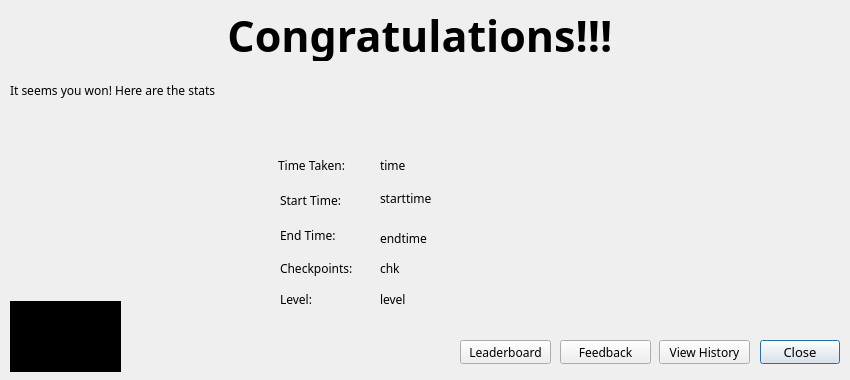
Before: the Qt Designer form wikiLYNX/ui/congrats.ui in flamboyantpenguin/wikilynx, drawn with Qt 5.
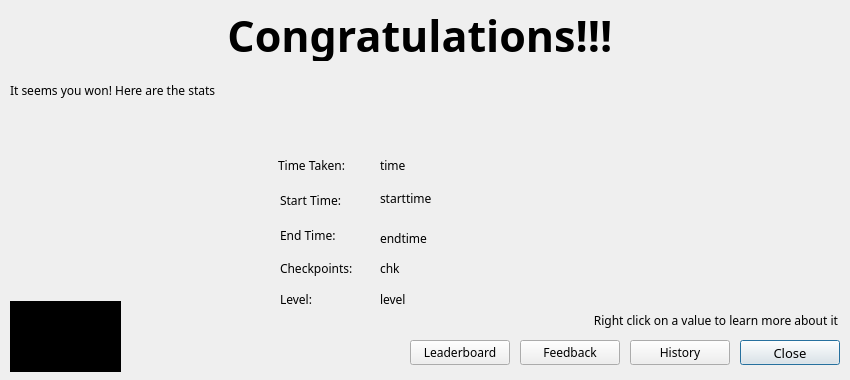
After: the same form once the commit is applied. Icons and pictures are not drawn.

What changed in the file:
```diff
--- a/wikiLYNX/ui/congrats.ui
+++ b/wikiLYNX/ui/congrats.ui
@@ -33,10 +33,10 @@
   <widget class="QPushButton" name="closeButton">
    <property name="geometry">
     <rect>
-     <x>760</x>
+     <x>740</x>
      <y>340</y>
-     <width>80</width>
-     <height>24</height>
+     <width>100</width>
+     <height>25</height>
     </rect>
    </property>
    <property name="font">
@@ -211,17 +211,20 @@
   <widget class="QPushButton" name="viewHistory">
    <property name="geometry">
     <rect>
-     <x>659</x>
+     <x>630</x>
      <y>340</y>
-     <width>91</width>
-     <height>24</height>
+     <width>100</width>
+     <height>25</height>
     </rect>
    </property>
    <property name="toolTip">
     <string>View Logs</string>
    </property>
    <property name="text">
-    <string>View History</string>
+    <string>History</string>
+   </property>
+   <property name="icon">
+    <iconset theme="history"/>
    </property>
   </widget>
   <widget class="QLabel" name="label">
@@ -256,10 +259,10 @@
   <widget class="QPushButton" name="feedBackButton">
    <property name="geometry">
     <rect>
-     <x>560</x>
+     <x>520</x>
      <y>340</y>
-     <width>91</width>
-     <height>24</height>
+     <width>100</width>
+     <height>25</height>
     </rect>
    </property>
    <property name="toolTip">
@@ -272,10 +275,10 @@
   <widget class="QPushButton" name="viewStatsButton">
    <property name="geometry">
     <rect>
-     <x>460</x>
+     <x>410</x>
      <y>340</y>
-     <width>91</width>
-     <height>24</height>
+     <width>100</width>
+     <height>25</height>
     </rect>
    </property>
    <property name="toolTip">
@@ -303,7 +306,7 @@
     <rect>
      <x>380</x>
      <y>290</y>
-     <width>81</width>
+     <width>451</width>
      <height>18</height>
     </rect>
    </property>
@@ -311,6 +314,22 @@
     <string>level</string>
    </property>
   </widget>
+  <widget class="QLabel" name="label_3">
+   <property name="geometry">
+    <rect>
+     <x>517</x>
+     <y>310</y>
+     <width>321</width>
+     <height>20</height>
+    </rect>
+   </property>
+   <property name="text">
+    <string>Right click on a value to learn more about it</string>
+   </property>
+   <property name="alignment">
+    <set>Qt::AlignmentFlag::AlignRight|Qt::AlignmentFlag::AlignTrailing|Qt::AlignmentFlag::AlignVCenter</set>
+   </property>
+  </widget>
  </widget>
  <resources/>
  <connections/>
```
Left out of the diff: 9 changed lines with no effect on the pictures.
